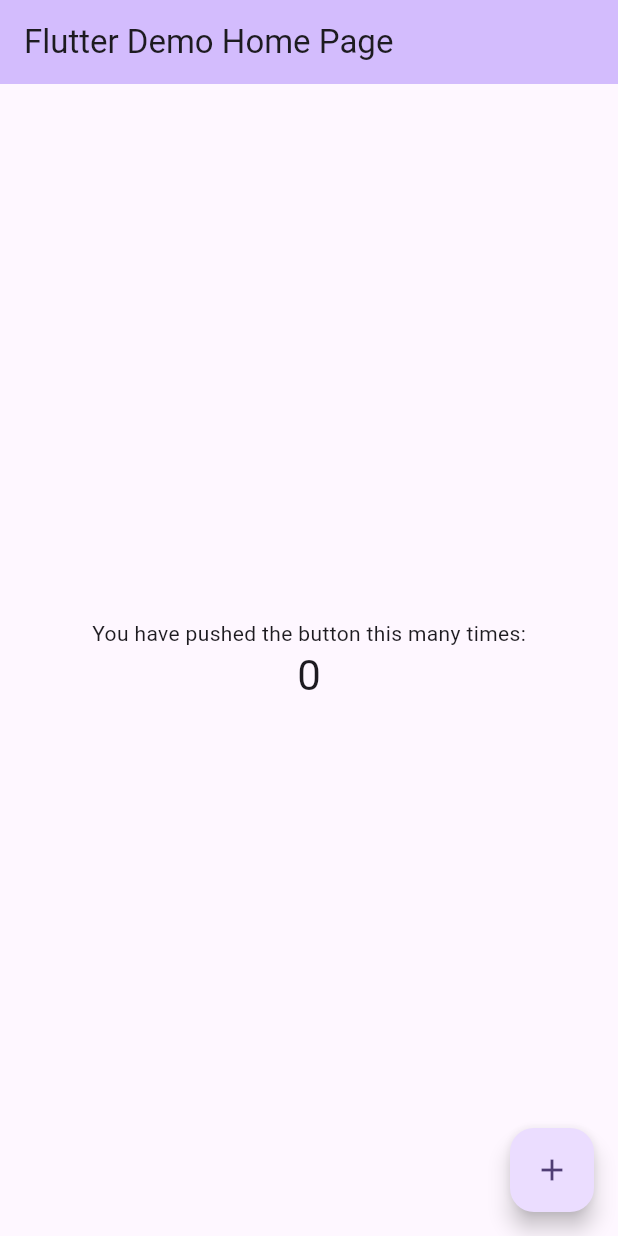
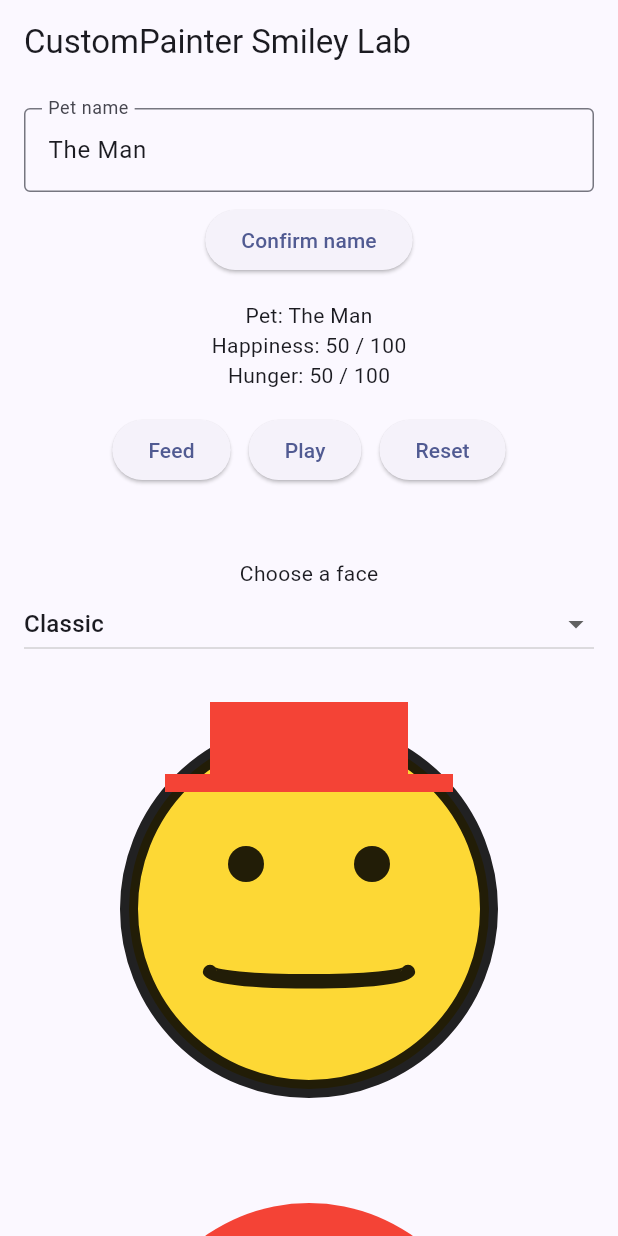
Before and after one commit to eleon3-1/inclasslab07, a Flutter app: the screen it shows after launch, on a phone screen of 412 x 824 dp. Run offline on Flutter 3.47's test engine with Material 3 defaults, Android fonts, the phone set to English and light mode, and no system bars.

Commit message:
The main code

```diff
--- a/lib/main.dart
+++ b/lib/main.dart
@@ -1,122 +1,374 @@
+import 'dart:math' show pi;
 import 'package:flutter/material.dart';
+enum FaceType { classic, sleepy, surprised }
 
-void main() {
-  runApp(const MyApp());
-}
+void main() => runApp(const SmileyApp());
 
-class MyApp extends StatelessWidget {
-  const MyApp({super.key});
+class SmileyApp extends StatelessWidget {
+  const SmileyApp({super.key});
 
-  // This widget is the root of your application.
   @override
   Widget build(BuildContext context) {
     return MaterialApp(
-      title: 'Flutter Demo',
+      title: 'Smiley Painter Lab',
+      debugShowCheckedModeBanner: false,
       theme: ThemeData(
-        // This is the theme of your application.
-        //
-        // TRY THIS: Try running your application with "flutter run". You'll see
-        // the application has a purple toolbar. Then, without quitting the app,
-        // try changing the seedColor in the colorScheme below to Colors.green
-        // and then invoke "hot reload" (save your changes or press the "hot
-        // reload" button in a Flutter-supported IDE, or press "r" if you used
-        // the command line to start the app).
-        //
-        // Notice that the counter didn't reset back to zero; the application
-        // state is not lost during the reload. To reset the state, use hot
-        // restart instead.
-        //
-        // This works for code too, not just values: Most code changes can be
-        // tested with just a hot reload.
-        colorScheme: .fromSeed(seedColor: Colors.deepPurple),
+        colorSchemeSeed: Colors.indigo,
+        useMaterial3: true,
       ),
-      home: const MyHomePage(title: 'Flutter Demo Home Page'),
+      home: const DrawingPlayground(),
     );
   }
 }
 
-class MyHomePage extends StatefulWidget {
-  const MyHomePage({super.key, required this.title});
-
-  // This widget is the home page of your application. It is stateful, meaning
-  // that it has a State object (defined below) that contains fields that affect
-  // how it looks.
-
-  // This class is the configuration for the state. It holds the values (in this
-  // case the title) provided by the parent (in this case the App widget) and
-  // used by the build method of the State. Fields in a Widget subclass are
-  // always marked "final".
-
-  final String title;
+class DrawingPlayground extends StatefulWidget {
+  const DrawingPlayground({super.key});
 
   @override
-  State<MyHomePage> createState() => _MyHomePageState();
+  State<DrawingPlayground> createState() => _DrawingPlaygroundState();
 }
 
-class _MyHomePageState extends State<MyHomePage> {
-  int _counter = 0;
+class _DrawingPlaygroundState extends State<DrawingPlayground> {
 
-  void _incrementCounter() {
+  double get mood => happiness / 100; // 0.0 sad → 1.0 happy
+  FaceType selectedFace = FaceType.classic;
+  String petName = 'The Man';
+  int happiness = 50;
+  int hunger = 50;
+  final TextEditingController _nameController =
+    TextEditingController(text: 'The Man');
+
+    @override
+    void dispose() {
+      _nameController.dispose();
+      super.dispose();
+    }
+
+
+
+  int _clampMeter(int value) {
+  return value.clamp(0, 100).toInt();
+  }
+
+  void _feedPet() {
+  final nextHunger = _clampMeter(hunger - 10);
+
+
+  final happinessChange = nextHunger < 30 ? -20 : 10;
+
   setState(() {
-      // This call to setState tells the Flutter framework that something has
-      // changed in this State, which causes it to rerun the build method below
-      // so that the display can reflect the updated values. If we changed
-      // _counter without calling setState(), then the build method would not be
-      // called again, and so nothing would appear to happen.
-      _counter++;
+    hunger = nextHunger;
+    happiness = _clampMeter(happiness + happinessChange);
+
   });
 }
 
+void _playPet() {
+  setState(() {
+    happiness = _clampMeter(happiness + 15);
+    hunger = _clampMeter(hunger + 10);
+
+  });
+}
+void _resetPet() {
+  setState(() {
+    happiness = 50;
+    hunger = 50;
+  });
+}
+
+
+
+
   @override
   Widget build(BuildContext context) {
-    // This method is rerun every time setState is called, for instance as done
-    // by the _incrementCounter method above.
-    //
-    // The Flutter framework has been optimized to make rerunning build methods
-    // fast, so that you can just rebuild anything that needs updating rather
-    // than having to individually change instances of widgets.
     return Scaffold(
-      appBar: AppBar(
-        // TRY THIS: Try changing the color here to a specific color (to
-        // Colors.amber, perhaps?) and trigger a hot reload to see the AppBar
-        // change color while the other colors stay the same.
-        backgroundColor: Theme.of(context).colorScheme.inversePrimary,
-        // Here we take the value from the MyHomePage object that was created by
-        // the App.build method, and use it to set our appbar title.
-        title: Text(widget.title),
+      appBar: AppBar(title: const Text('CustomPainter Smiley Lab')),
+      body: SafeArea(
+        child: SingleChildScrollView(
+          padding: const EdgeInsets.all(16),
+          child: LayoutBuilder(
+            builder: (context, constraints) {
+              final canvasSide =
+                  constraints.maxWidth.clamp(0.0, 300.0).toDouble();
+
+              return Column(
+                mainAxisSize: MainAxisSize.min,
+                children: [
+                  TextField(
+                    controller: _nameController,
+                    decoration: const InputDecoration(
+                      labelText: 'Pet name',
+                      border: OutlineInputBorder(),
       ),
-      body: Center(
-        // Center is a layout widget. It takes a single child and positions it
-        // in the middle of the parent.
-        child: Column(
-          // Column is also a layout widget. It takes a list of children and
-          // arranges them vertically. By default, it sizes itself to fit its
-          // children horizontally, and tries to be as tall as its parent.
-          //
-          // Column has various properties to control how it sizes itself and
-          // how it positions its children. Here we use mainAxisAlignment to
-          // center the children vertically; the main axis here is the vertical
-          // axis because Columns are vertical (the cross axis would be
-          // horizontal).
-          //
-          // TRY THIS: Invoke "debug painting" (choose the "Toggle Debug Paint"
-          // action in the IDE, or press "p" in the console), to see the
-          // wireframe for each widget.
-          mainAxisAlignment: .center,
+    ),
+    const SizedBox(height: 8),
+    ElevatedButton(
+      onPressed: () {
+        final newName = _nameController.text.trim();
+
+
+
+    if (newName.isEmpty) return;
+
+    setState(() {
+      petName = newName;
+    });
+    FocusScope.of(context).unfocus();
+  },
+  child: const Text('Confirm name'),
+),
+const SizedBox(height: 16),
+Text('Pet: $petName'),
+Text('Happiness: $happiness / 100'),
+Text('Hunger: $hunger / 100'),
+
+const SizedBox(height: 16),
+Wrap(
+  spacing: 12,
+  runSpacing: 8,
   children: [
-            const Text('You have pushed the button this many times:'),
-            Text(
-              '$_counter',
-              style: Theme.of(context).textTheme.headlineMedium,
+    ElevatedButton(
+      onPressed: _feedPet,
+      child: const Text('Feed'),
+    ),
+    ElevatedButton(
+      onPressed: _playPet,
+      child: const Text('Play'),
+    ),
+    ElevatedButton(
+      onPressed: _resetPet,
+      child: const Text('Reset'),
     ),
   ],
 ),
+
+const SizedBox(height: 16),
+
+
+              const SizedBox(height: 16),
+              const SizedBox(height: 16),
+                  const Text('Choose a face'),
+                  DropdownButton<FaceType>(
+                    value: selectedFace,
+                    isExpanded: true,
+                    items: const [
+                      DropdownMenuItem<FaceType>(
+                        value: FaceType.classic,
+                        child: Text('Classic'),
                       ),
-      floatingActionButton: FloatingActionButton(
-        onPressed: _incrementCounter,
-        tooltip: 'Increment',
-        child: const Icon(Icons.add),
+                      DropdownMenuItem<FaceType>(
+                        value: FaceType.sleepy,
+                        child: Text('Sleepy'),
+                      ),
+                      DropdownMenuItem<FaceType>(
+                        value: FaceType.surprised,
+                        child: Text('Surprised'),
+                      ),
+                    ],
+                    onChanged: (FaceType? value) {
+                      if (value != null) {
+                        setState(() => selectedFace = value);
+                      }
+                    },
+                  ),
+                  const SizedBox(height: 16),
+                  Center(
+                    child: CustomPaint(
+                      size: Size(canvasSide, canvasSide),
+                      painter: SmileyPainter(
+                        mood: mood,
+                        faceType: selectedFace,
+                      ),
+                    ),
+                  ),
+                  const SizedBox(height: 16),
+                  Center(
+                    child: CustomPaint(
+                    size: Size(canvasSide, canvasSide),
+                      painter: const BullseyePainter(),
+                    ),
+                  ),
+                  const SizedBox(height: 16),
+                  Text('Mood: ${mood.toStringAsFixed(2)}'),
+                  Slider(
+                    value: mood,
+                    onChanged: (double v) {
+                      setState(() {
+                        happiness = _clampMeter((v * 100).round());
+                      });
+                    },
+),
+                ],
+              );
+            },
+          ),
+        ),
       ),
     );
   }
 }
+
+class SmileyPainter extends CustomPainter {
+  SmileyPainter({required this.mood, required this.faceType});
+
+  final double mood;
+  final FaceType faceType;
+  @override
+  void paint(Canvas canvas, Size size) {
+    // Modules 2–3: add eyes and mouth here. Base every position on size, center, or radius.
+    final center = Offset(size.width / 2, size.height / 2);
+    final radius = size.shortestSide * 0.4;
+
+    final Color faceColor;
+    final double curve;
+
+    final leftEye = center + Offset(-radius * 0.35, -radius * 0.25);
+    final rightEye = center + Offset(radius * 0.35, -radius * 0.25);
+
+    if (mood < 0.35) {
+      faceColor = Colors.blue.shade300;
+      curve = -0.3 - ((0.35 - mood) / 0.35) * 0.7;
+    } else if (mood <= 0.7) {
+      faceColor = Colors.yellow.shade600;
+      curve = ((mood - 0.35) / 0.35) * 0.3;
+    } else {
+      faceColor = Colors.orange.shade400;
+      curve = 0.6 + ((mood - 0.7) / 0.3) * 0.4;
+    }
+
+    final facePaint = Paint()
+      ..color = faceColor
+      ..style = PaintingStyle.fill;
+
+    canvas.drawCircle(center, radius, facePaint);
+
+    final borderPaint = Paint()
+      ..color = Colors.black87
+      ..style = PaintingStyle.stroke
+      ..strokeWidth = radius * 0.10;
+
+    canvas.drawCircle(center, radius, borderPaint);
+
+    final eyePaint = Paint()
+      ..color = Colors.black87
+      ..style = PaintingStyle.fill;
+
+    if (faceType == FaceType.sleepy) {
+      final closedEyePaint = Paint()
+        ..color = Colors.black87
+        ..style = PaintingStyle.stroke
+        ..strokeWidth = radius * 0.06
+        ..strokeCap = StrokeCap.round;
+
+      canvas.drawLine(
+        leftEye + Offset(-radius * 0.13, 0),
+        leftEye + Offset(radius * 0.13, 0),
+        closedEyePaint,
+      );
+
+      canvas.drawLine(
+        rightEye + Offset(-radius * 0.13, 0),
+        rightEye + Offset(radius * 0.13, 0),
+        closedEyePaint,
+      );
+    } else {
+      final eyeRadius =
+          radius * (faceType == FaceType.surprised ? 0.16 : 0.10);
+
+      canvas.drawCircle(leftEye, eyeRadius, eyePaint);
+      canvas.drawCircle(rightEye, eyeRadius, eyePaint);
+    }
+
+    final mouthPaint = Paint()
+      ..color = Colors.black87
+      ..style = PaintingStyle.stroke
+      ..strokeWidth = radius * 0.08
+      ..strokeCap = StrokeCap.round;
+
+    final mouthCenter = center + Offset(0, radius * 0.35);
+    final mouthWidth = radius * 1.1;
+
+    if (curve.abs() < 0.01) {
+      canvas.drawLine(
+        mouthCenter + Offset(-mouthWidth / 2, 0),
+        mouthCenter + Offset(mouthWidth / 2, 0),
+        mouthPaint,
+      );
+    } else {
+      final mouthRect = Rect.fromCenter(
+        center: mouthCenter,
+        width: mouthWidth,
+        height: radius * 0.8 * curve.abs(),
+      );
+
+      canvas.drawArc(
+        mouthRect,
+        0,
+        curve > 0 ? pi : -pi,
+        false,
+        mouthPaint,
+      );
+    }
+
+    final hatPaint = Paint()
+      ..color = Colors.red
+      ..style = PaintingStyle.fill;
+
+    canvas.drawRect(
+      Rect.fromLTWH(
+        center.dx - radius * 0.55,
+        center.dy - radius * 1.15,
+        radius * 1.10,
+        radius * 0.45,
+      ),
+      hatPaint,
+    );
+
+    canvas.drawRect(
+      Rect.fromLTWH(
+        center.dx - radius * 0.80,
+        center.dy - radius * 0.75,
+        radius * 1.60,
+        radius * 0.10,
+      ),
+      hatPaint,
+    );
+  }
+  @override
+  bool shouldRepaint(covariant SmileyPainter oldDelegate) {
+    return oldDelegate.mood != mood ||
+        oldDelegate.faceType != faceType;
+  }
+}
+
+class BullseyePainter extends CustomPainter {
+  const BullseyePainter();
+
+  @override
+  void paint(Canvas canvas, Size size) {
+    final center = Offset(size.width / 2, size.height / 2);
+    final radius = size.shortestSide * 0.4;
+
+    final outerPaint = Paint()
+      ..color = Colors.red
+      ..style = PaintingStyle.fill;
+
+    final middlePaint = Paint()
+      ..color = Colors.blue
+      ..style = PaintingStyle.fill;
+
+    final innerPaint = Paint()
+      ..color = Colors.yellow
+      ..style = PaintingStyle.fill;
+
+    canvas.drawCircle(center, radius, outerPaint);
+    canvas.drawCircle(center, radius * 2 / 3, middlePaint);
+    canvas.drawCircle(center, radius / 3, innerPaint);
+  }
+
+  @override
+  bool shouldRepaint(covariant BullseyePainter oldDelegate) {
+    return false;
+  }
+}
```
Lines whose indentation alone changed are shown as unchanged.
